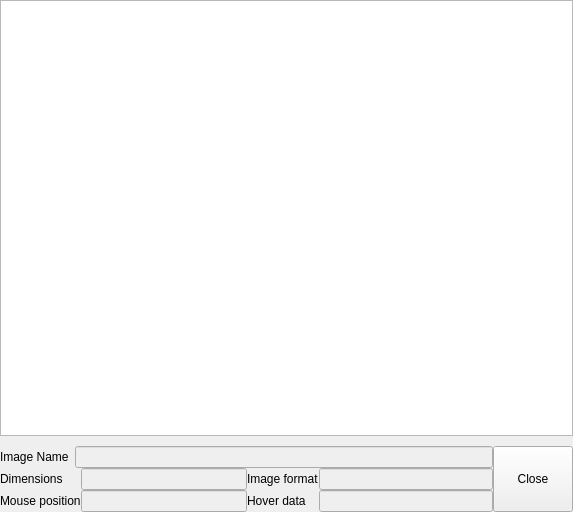
This is KomischesCAIPProjekt/KPImageView.ui in Kixel/KomischesCAIPProjekt as Qt 5 draws it before an edit. The edited form follows.
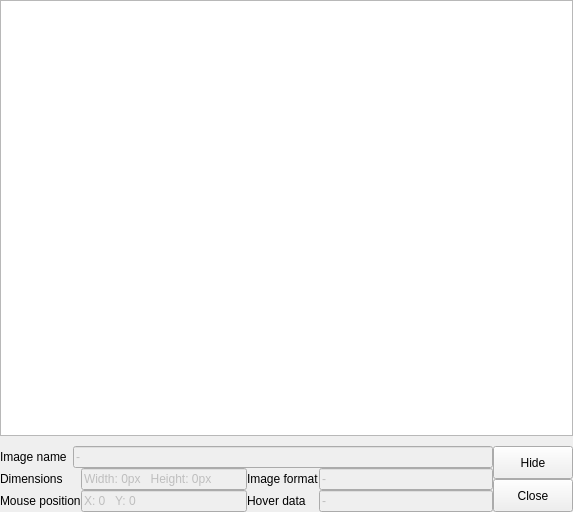
This is the edited form.

Commit message: Added testimage gneration methods (untested) Changed Manager to only hand out pointers to KPImage objects Added sample image generation dialog Added image viewer detail view Added Tools::PathValid to check if paths actually exist

What changed in the file:
```diff
--- a/KomischesCAIPProjekt/KPImageView.ui
+++ b/KomischesCAIPProjekt/KPImageView.ui
@@ -66,7 +66,7 @@
          <item row="0" column="0">
           <widget class="QLabel" name="imageNameLabel">
            <property name="text">
-            <string>Image Name</string>
+            <string>Image name</string>
            </property>
           </widget>
          </item>
@@ -75,6 +75,9 @@
            <property name="enabled">
             <bool>false</bool>
            </property>
+           <property name="text">
+            <string>-</string>
+           </property>
           </widget>
          </item>
         </layout>
@@ -116,6 +119,9 @@
              <property name="enabled">
               <bool>false</bool>
              </property>
+             <property name="text">
+              <string>Width: 0px   Height: 0px</string>
+             </property>
             </widget>
            </item>
            <item row="1" column="0">
@@ -130,6 +136,9 @@
              <property name="enabled">
               <bool>false</bool>
              </property>
+             <property name="text">
+              <string>X: 0   Y: 0</string>
+             </property>
             </widget>
            </item>
           </layout>
@@ -154,6 +163,9 @@
              <property name="enabled">
               <bool>false</bool>
              </property>
+             <property name="text">
+              <string>-</string>
+             </property>
             </widget>
            </item>
            <item row="1" column="0">
@@ -168,6 +180,9 @@
              <property name="enabled">
               <bool>false</bool>
              </property>
+             <property name="text">
+              <string>-</string>
+             </property>
             </widget>
            </item>
           </layout>
@@ -177,7 +192,28 @@
       </layout>
      </item>
      <item>
-      <widget class="QPushButton" name="pushClose">
+      <layout class="QVBoxLayout" name="verticalLayout_3">
+       <property name="spacing">
+        <number>0</number>
+       </property>
+       <property name="rightMargin">
+        <number>0</number>
+       </property>
+       <item>
+        <widget class="QPushButton" name="actionHide">
+         <property name="sizePolicy">
+          <sizepolicy hsizetype="Minimum" vsizetype="Minimum">
+           <horstretch>0</horstretch>
+           <verstretch>0</verstretch>
+          </sizepolicy>
+         </property>
+         <property name="text">
+          <string>Hide</string>
+         </property>
+        </widget>
+       </item>
+       <item>
+        <widget class="QPushButton" name="actionDismiss">
        <property name="sizePolicy">
         <sizepolicy hsizetype="Minimum" vsizetype="Minimum">
          <horstretch>0</horstretch>
@@ -188,6 +224,8 @@
         <string>Close</string>
        </property>
       </widget>
+       </item>
+      </layout>
      </item>
     </layout>
    </item>
```
Lines whose indentation alone changed are shown as unchanged. The commit also changes 23 other files.
